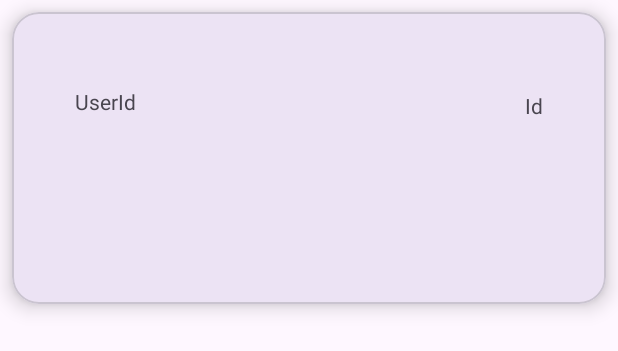
After one commit to Kibaara-wangu/Fetch-images, an Android app: the layout details_main.xml on its own in the app's theme, with its tools: preview values and no code run, on a phone screen of 412 x 824 dp. The commit adds this screen. Shown: the top 351 px of the screen. Run offline under Robolectric (Android 15) with nearby library versions, the phone set to English and light mode, and no system bars.

Commit message:
displayed text

```diff
--- a/app/build.gradle.kts
+++ b/app/build.gradle.kts
@@ -48,6 +48,9 @@ dependencies {
     implementation(libs.androidx.activity)
     implementation(libs.androidx.constraintlayout)
     testImplementation(libs.junit)
+    implementation ("com.squareup.retrofit2:retrofit:2.11.0")
+    implementation ("com.squareup.retrofit2:converter-gson:2.11.0")
     androidTestImplementation(libs.androidx.junit)
     androidTestImplementation(libs.androidx.espresso.core)
+
 }
--- a/app/src/main/AndroidManifest.xml
+++ b/app/src/main/AndroidManifest.xml
@@ -1,6 +1,8 @@
 <?xml version="1.0" encoding="utf-8"?>
 <manifest xmlns:android="http://schemas.android.com/apk/res/android"
     xmlns:tools="http://schemas.android.com/tools">
+    <uses-permission android:name="android.permission.INTERNET"/>
+
 
     <application
         android:allowBackup="true"
--- /dev/null
+++ b/app/src/main/res/layout/details_main.xml
@@ -0,0 +1,63 @@
+<?xml version="1.0" encoding="utf-8"?>
+<com.google.android.material.card.MaterialCardView xmlns:android="http://schemas.android.com/apk/res/android"
+    xmlns:app="http://schemas.android.com/apk/res-auto"
+    xmlns:tools="http://schemas.android.com/tools"
+    android:layout_width="match_parent"
+    android:layout_height="wrap_content"
+    app:cardElevation="8dp"
+    app:cardCornerRadius="18dp"
+    android:layout_marginLeft="8dp"
+    android:layout_marginRight="8dp"
+    android:layout_marginTop="8dp"
+
+    >
+
+
+    <androidx.constraintlayout.widget.ConstraintLayout
+        android:layout_width="match_parent"
+        android:layout_height="match_parent"
+        android:padding="18dp"
+        >
+
+        <TextView
+            android:id="@+id/tvId"
+            android:layout_width="100dp"
+            android:layout_height="24dp"
+            android:layout_marginStart="24dp"
+            android:layout_marginTop="32dp"
+            android:text="UserId"
+            app:layout_constraintStart_toStartOf="parent"
+            app:layout_constraintTop_toTopOf="parent" />
+
+        <TextView
+            android:id="@+id/tvname"
+            android:layout_width="wrap_content"
+            android:layout_height="wrap_content"
+            android:layout_marginEnd="24dp"
+            android:text="Id"
+            app:layout_constraintBottom_toBottomOf="@+id/tvId"
+            app:layout_constraintEnd_toEndOf="parent"
+            app:layout_constraintTop_toTopOf="@+id/tvId" />
+
+        <TextView
+            android:id="@+id/tvTitle"
+            android:layout_width="0dp"
+            android:layout_height="wrap_content"
+            android:layout_marginTop="32dp"
+            app:layout_constraintEnd_toEndOf="@+id/tvname"
+            app:layout_constraintHorizontal_bias="0.565"
+            app:layout_constraintStart_toStartOf="@+id/tvId"
+            app:layout_constraintTop_toBottomOf="@+id/tvId" />
+
+        <TextView
+            android:id="@+id/tvwords"
+            android:layout_width="0dp"
+            android:layout_height="wrap_content"
+            android:layout_marginTop="32dp"
+            app:layout_constraintBottom_toBottomOf="parent"
+            app:layout_constraintEnd_toEndOf="@+id/tvTitle"
+            app:layout_constraintStart_toStartOf="@+id/tvTitle"
+            app:layout_constraintTop_toBottomOf="@+id/tvTitle" />
+
+    </androidx.constraintlayout.widget.ConstraintLayout>
+</com.google.android.material.card.MaterialCardView>
```
Also changed, not shown: app/src/main/java/com/akirachix/postsapp/ApiClient.kt (added, +16 -0 lines), app/src/main/java/com/akirachix/postsapp/MainActivity.kt (+38 -10 lines), app/src/main/java/com/akirachix/postsapp/Post.kt (added, +8 -0 lines), app/src/main/java/com/akirachix/postsapp/PostsAdaptor.kt (added, +58 -0 lines), app/src/main/java/com/akirachix/postsapp/PostsApiInterface.kt (added, +9 -0 lines), app/src/main/res/layout/activity_main.xml (+8 -5 lines).
